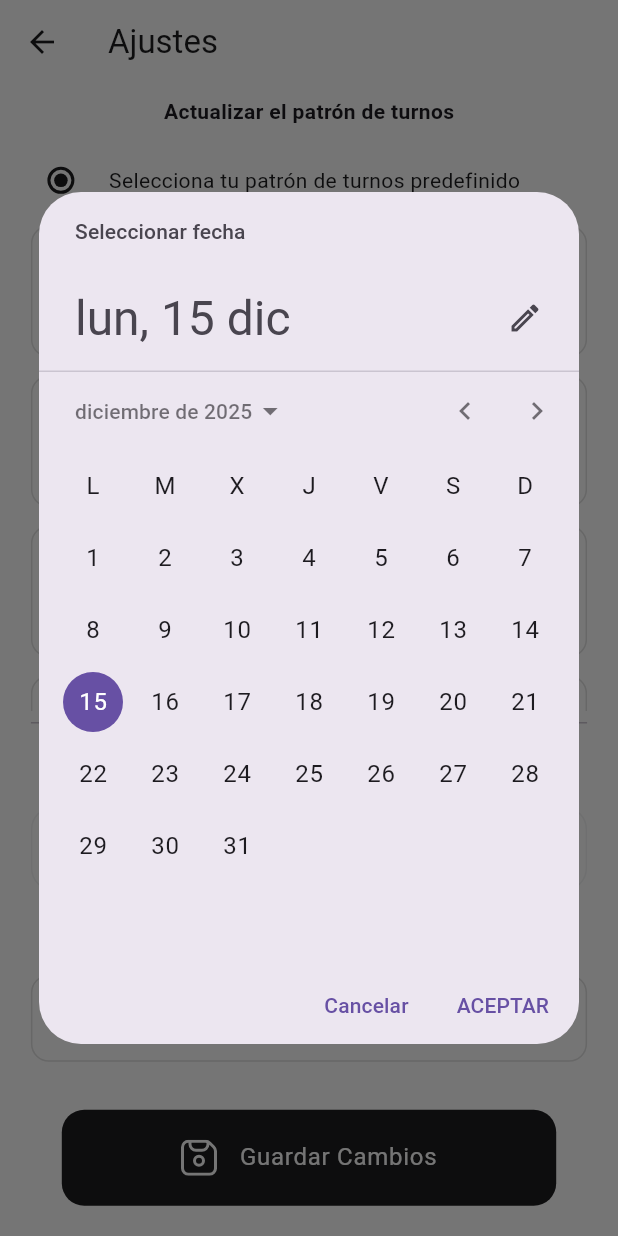
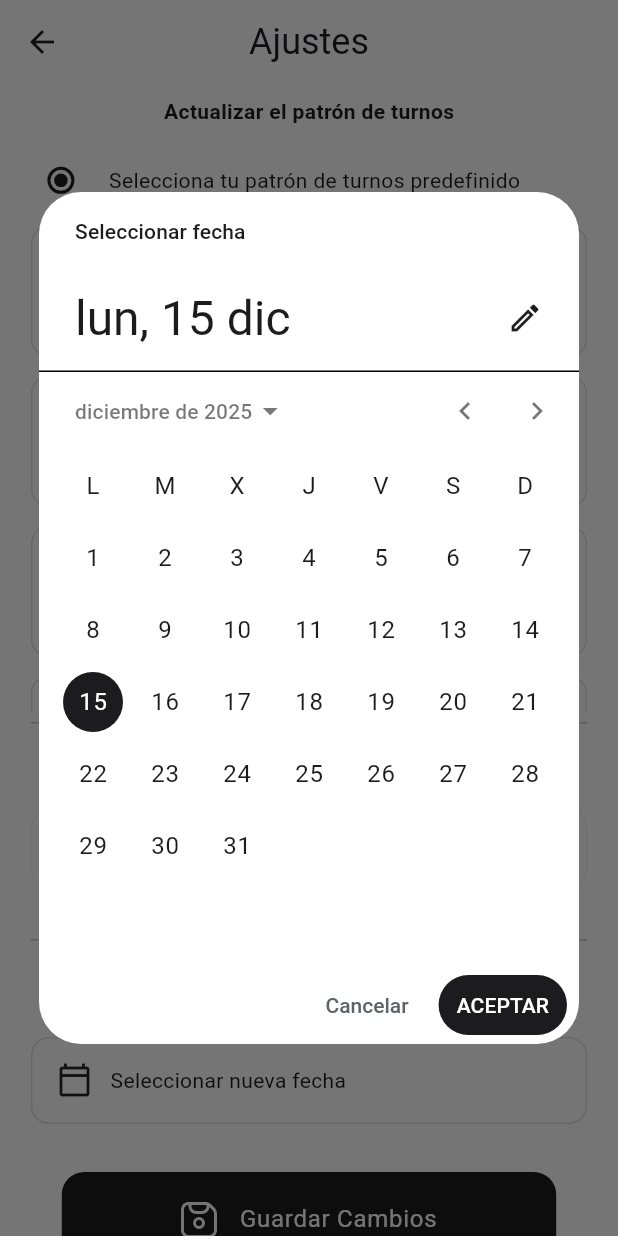
Before and after one commit to IvanParada/turnos_rotativos_app, a Flutter app: the SettingsPage screen opened directly, after a tap on "Seleccionar nueva fecha", on a phone screen of 412 x 824 dp. Run offline on Flutter 3.47's test engine with Material 3 defaults, Android fonts, the phone set to English and light mode, and no system bars; our stand-ins replace bloc, equatable, flutter_bloc, flutter_screenutil, flutter_svg, go_router and 4 more; accounts and stored records are empty.

Commit message:
minor changes

```diff
--- a/lib/core/utils/shift_helper.dart
+++ b/lib/core/utils/shift_helper.dart
@@ -1,3 +1,7 @@
+import 'dart:io';
+
+import 'package:path_provider/path_provider.dart';
+import 'package:share_plus/share_plus.dart';
 import 'package:turnos_rotativos/core/enums/shift_enum.dart';
 
 ShiftDayType getShiftDayType({
--- a/lib/features/home/presentation/widgets/next_shift_type.dart
+++ b/lib/features/home/presentation/widgets/next_shift_type.dart
@@ -57,7 +57,8 @@ class NextShiftType extends StatelessWidget {
                     nextTypeShift == ShiftDayType.work
                         ? 'Próximo Trabajo'
                         : 'Próximo Descanso',
-                    overflow: TextOverflow.ellipsis,
+                    overflow: TextOverflow.visible,
+                    maxLines: 2,
                   ),
                 ),
               ],
--- a/lib/features/settings/presentation/pages/settings_page.dart
+++ b/lib/features/settings/presentation/pages/settings_page.dart
@@ -3,11 +3,12 @@ import 'package:flutter_bloc/flutter_bloc.dart';
 import 'package:turnos_rotativos/core/constant/assets_constant.dart';
 import 'package:turnos_rotativos/core/constant/color_constant.dart';
 import 'package:turnos_rotativos/core/enums/shift_enum.dart';
-import 'package:turnos_rotativos/core/utils/helper.dart';
 import 'package:turnos_rotativos/features/home/presentation/cubit/home_cubit.dart';
+import 'package:turnos_rotativos/features/settings/presentation/widgets/input_edit_date.dart';
 import 'package:turnos_rotativos/features/settings/presentation/widgets/save_button_widget.dart';
 import 'package:turnos_rotativos/features/settings/presentation/widgets/shift_input_edit_widget.dart';
 import 'package:turnos_rotativos/features/settings/presentation/widgets/shift_list_edit_widget.dart';
+import 'package:quickalert/quickalert.dart';
 
 class SettingsPage extends StatelessWidget {
   const SettingsPage({super.key});
@@ -30,8 +31,17 @@ class SettingsPage extends StatelessWidget {
 
           return Scaffold(
             backgroundColor: Colors.white,
+
             appBar: AppBar(
-              title: const Text('Ajustes'),
+              centerTitle: true,
+              title: Column(
+                children: [
+                  Text(
+                    'Ajustes',
+                    style: Theme.of(context).textTheme.headlineSmall,
+                  ),
+                ],
+              ),
               backgroundColor: Colors.white,
               foregroundColor: AppColors.textPrimary,
               surfaceTintColor: Colors.white,
@@ -97,49 +107,19 @@ class SettingsPage extends StatelessWidget {
                       restController: restController,
                     ),
 
-                    const SizedBox(height: 24),
+                    Padding(
+                      padding: EdgeInsets.symmetric(
+                        vertical: size.height * .03,
+                      ),
+                      child: Divider(),
+                    ),
                     const Text(
                       'Actualizar primer día de trabajo',
                       style: TextStyle(fontWeight: FontWeight.w600),
                     ),
                     const SizedBox(height: 12),
 
-                    GestureDetector(
-                      onTap: () async {
-                        final picked = await showDatePicker(
-                          context: context,
-                          initialDate: state.editingStartDate ?? DateTime.now(),
-                          firstDate: DateTime.now().subtract(
-                            const Duration(days: 365),
-                          ),
-                          lastDate: DateTime.now().add(
-                            const Duration(days: 365 * 5),
-                          ),
-                        );
-
-                        if (picked != null) {
-                          cubit.updateEditingStartDate(picked);
-                        }
-                      },
-                      child: Container(
-                        padding: const EdgeInsets.all(16),
-                        decoration: BoxDecoration(
-                          border: Border.all(color: Colors.grey.shade300),
-                          borderRadius: BorderRadius.circular(12),
-                        ),
-                        child: Row(
-                          children: [
-                            const Icon(Icons.calendar_today_outlined),
-                            const SizedBox(width: 12),
-                            Text(
-                              state.editingStartDate == null
-                                  ? 'Seleccionar nueva fecha'
-                                  : formatDateInput(state.editingStartDate!),
-                            ),
-                          ],
-                        ),
-                      ),
-                    ),
+                    InputEditDate(cubit: cubit, state: state),
 
                     const SizedBox(height: 32),
 
@@ -148,6 +128,18 @@ class SettingsPage extends StatelessWidget {
                       title: 'Guardar Cambios',
                       onTap: () async {
                         await cubit.confirmEditing();
+                        QuickAlert.show(
+                          context: context,
+                          type: QuickAlertType.success,
+                          confirmBtnColor: AppColors.textPrimary,
+                          confirmBtnText: 'Aceptar',
+                          title: '¡Actualizado Exitosamente!',
+                          text:
+                              'Podrás actualizar tus datos cuando seas necesario.',
+                          textColor: AppColors.textSecondary,
+                          borderRadius: 15,
+                          animType: QuickAlertAnimType.slideInUp,
+                        );
                       },
                     ),
                   ],
--- /dev/null
+++ b/lib/features/settings/presentation/widgets/input_edit_date.dart
@@ -0,0 +1,72 @@
+import 'package:flutter/material.dart';
+import 'package:turnos_rotativos/core/constant/color_constant.dart';
+import 'package:turnos_rotativos/core/utils/helper.dart';
+import 'package:turnos_rotativos/features/home/presentation/cubit/home_cubit.dart';
+
+class InputEditDate extends StatelessWidget {
+  const InputEditDate({super.key, required this.cubit, required this.state});
+
+  final HomeCubit cubit;
+  final HomeState state;
+
+  @override
+  Widget build(BuildContext context) {
+    return GestureDetector(
+      onTap: () async {
+        final picked = await showDatePicker(
+          context: context,
+          initialDate: state.editingStartDate ?? DateTime.now(),
+          firstDate: DateTime.now().subtract(const Duration(days: 365)),
+          lastDate: DateTime.now().add(const Duration(days: 365 * 5)),
+          builder: (context, child) {
+            return Theme(
+              data: Theme.of(context).copyWith(
+                colorScheme: ColorScheme.light(
+                  surface: Colors.white,
+                  primary: AppColors.textPrimary,
+                  onPrimary: Colors.white,
+                  onSurface: AppColors.textPrimary,
+                ),
+                datePickerTheme: DatePickerThemeData(
+                  backgroundColor: Colors.white,
+                  cancelButtonStyle: TextButton.styleFrom(
+                    foregroundColor: AppColors.textSecondary,
+                    textStyle: const TextStyle(fontWeight: FontWeight.w500),
+                  ),
+                  confirmButtonStyle: TextButton.styleFrom(
+                    backgroundColor: AppColors.textPrimary,
+
+                    foregroundColor: Colors.white,
+                  ),
+                ),
+              ),
+              child: child!,
+            );
+          },
+        );
+
+        if (picked != null) {
+          cubit.updateEditingStartDate(picked);
+        }
+      },
+      child: Container(
+        padding: const EdgeInsets.all(16),
+        decoration: BoxDecoration(
+          border: Border.all(color: Colors.grey.shade300),
+          borderRadius: BorderRadius.circular(12),
+        ),
+        child: Row(
+          children: [
+            const Icon(Icons.calendar_today_outlined),
+            const SizedBox(width: 12),
+            Text(
+              state.editingStartDate == null
+                  ? 'Seleccionar nueva fecha'
+                  : formatDateInput(state.editingStartDate!),
+            ),
+          ],
+        ),
+      ),
+    );
+  }
+}
--- a/pubspec.yaml
+++ b/pubspec.yaml
@@ -23,6 +23,11 @@ dependencies:
   provider: ^6.1.5+1
   shared_preferences: ^2.5.4
   persistent_bottom_nav_bar: ^6.2.1
+  quickalert: ^1.1.0
+  add_2_calendar: ^3.0.1
+  path_provider: ^2.1.5
+  share_plus: ^12.0.1
+
 
 dev_dependencies:
   flutter_test:
@@ -31,5 +36,6 @@ dev_dependencies:
 
 flutter:
   uses-material-design: true
+  generate: true
   assets:
     - assets/icons/
```
Also changed, not shown: lib/features/calendar/presentation/pages/calendar_page.dart (+0 -20 lines), lib/features/calendar/presentation/widgets/export_calendar_widget.dart (deleted, +0 -42 lines), lib/l10n/app_es.arb (added, +50 -0 lines), pubspec.lock, 6 other files.
